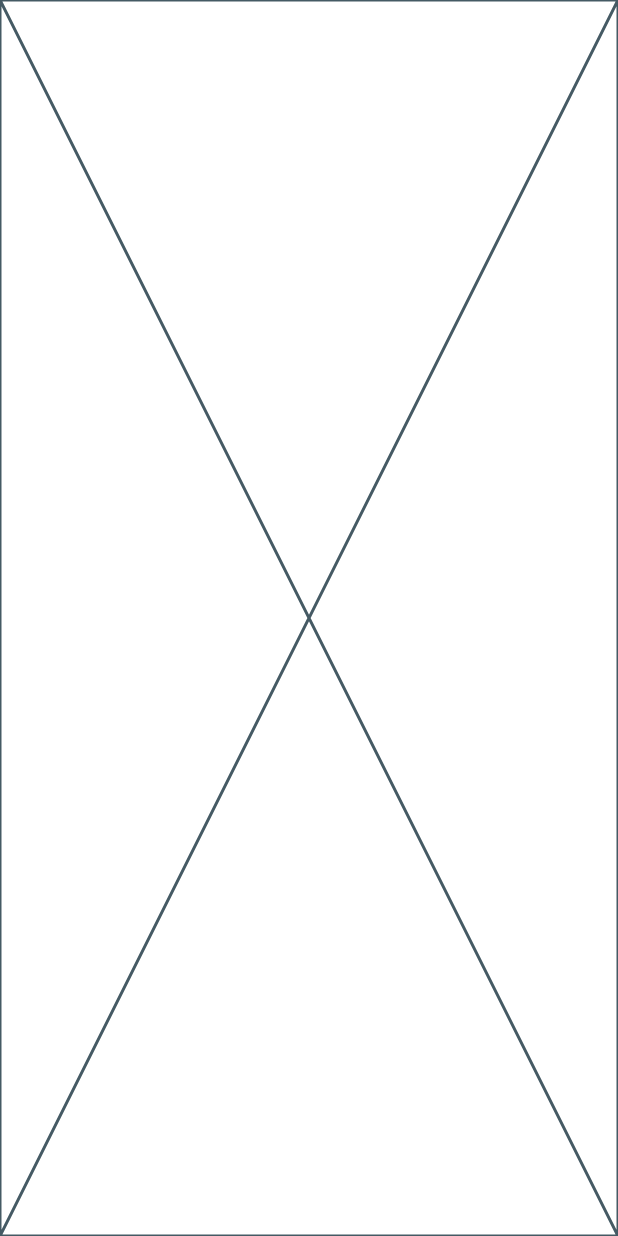
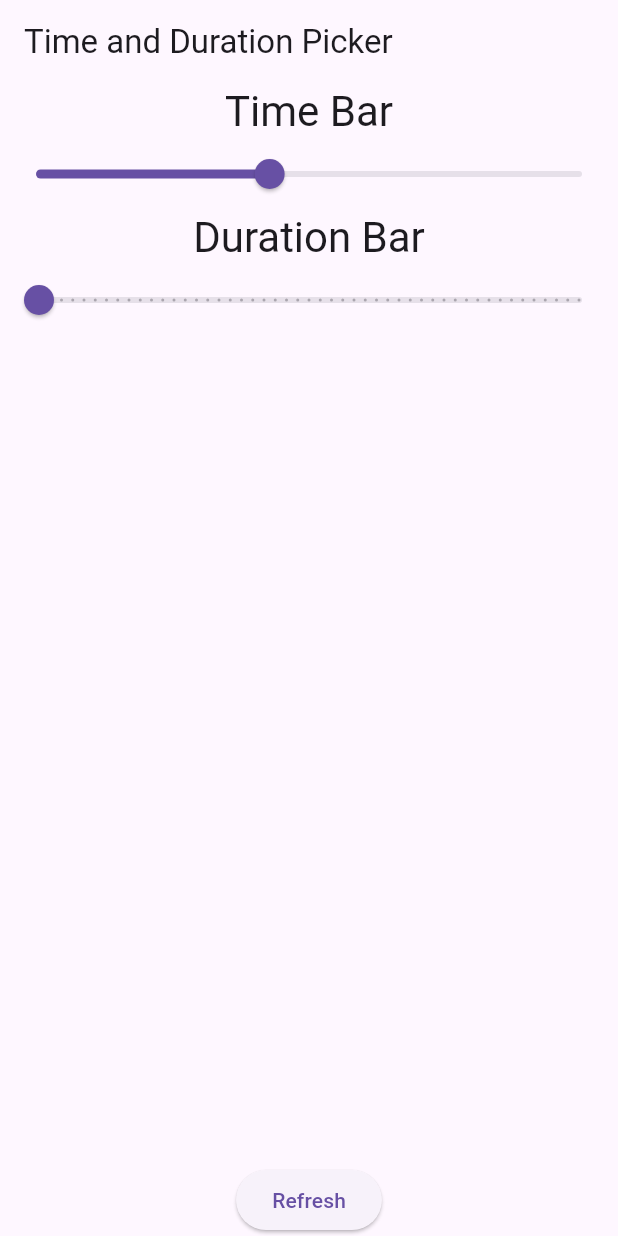
Before and after one commit to jpalmer42/time_duration_picker, a Flutter app: the screen it shows after launch, on a phone screen of 412 x 824 dp. Run offline on Flutter 3.47's test engine with Material 3 defaults, Android fonts, the phone set to English and light mode, and no system bars.

Commit message:
Wow.  Need Styling

```diff
--- a/example/lib/main.dart
+++ b/example/lib/main.dart
@@ -1,4 +1,5 @@
 import 'package:flutter/material.dart';
+import 'package:time_duration_picker/time_duration_picker.dart';
 
 void main() {
   runApp(const MyApp());
@@ -29,8 +30,31 @@ class Example extends StatefulWidget {
 }
 
 class _ExampleState extends State<Example> {
+  Key _refreshKey = UniqueKey();
   @override
   Widget build(BuildContext context) {
-    return const Placeholder();
+    return Scaffold(
+      appBar: AppBar(
+        title: const Text('Time and Duration Picker'),
+      ),
+      body: Container(
+        alignment: Alignment.center,
+        child: Column(
+          children: [
+            TimeDurationPicker(
+              key: _refreshKey, // Cause initState to be called when testing
+              // timeInterval: Duration(minutes: 15),
+            ),
+            const Spacer(),
+            ElevatedButton(
+              onPressed: () => setState(() {
+                _refreshKey = UniqueKey();
+              }),
+              child: const Text('Refresh'),
+            ),
+          ],
+        ),
+      ),
+    );
   }
 }
--- /dev/null
+++ b/lib/helper/time_of_day_ext.dart
@@ -0,0 +1,29 @@
+import 'package:flutter/material.dart';
+
+extension TimeOfDayExtension on TimeOfDay {
+  int compareTo(TimeOfDay other) {
+    final ticksLeft = hour * 60 + minute;
+    final ticksRight = other.hour * 60 + other.minute;
+    return ticksLeft - ticksRight;
+  }
+
+  int get inMinutes => hour * 60 + minute;
+
+  int operator -(Object other) {
+    if (other is TimeOfDay) {
+      return inMinutes - other.inMinutes;
+    } else {
+      throw Exception('Invalid Type');
+    }
+  }
+
+  static TimeOfDay fromMinutes(int minutes) => TimeOfDay(hour: minutes ~/ 60, minute: minutes % 60);
+}
+
+extension DurationExtension on Duration {
+  int get minutes => inMinutes - (inHours * 60);
+
+  String format(BuildContext context) {
+    return '${inHours}h:${minutes}m';
+  }
+}
--- a/lib/time_duration_picker.dart
+++ b/lib/time_duration_picker.dart
@@ -1,6 +1,7 @@
 library time_duration_picker;
 
 import 'package:flutter/material.dart';
+import 'package:time_duration_picker/helper/time_of_day_ext.dart';
 
 class TimeDurationPicker extends StatefulWidget {
   final TimeOfDay? timeInitial;
@@ -11,6 +12,8 @@ class TimeDurationPicker extends StatefulWidget {
   final Duration? durationInterval;
   final List<Duration>? durationRange;
   //
+  final Function(TimeDuration timeDuration)? onChange;
+  //
   const TimeDurationPicker({
     super.key,
     this.timeInitial,
@@ -20,6 +23,8 @@ class TimeDurationPicker extends StatefulWidget {
     this.durationInitial,
     this.durationInterval,
     this.durationRange,
+    //
+    this.onChange,
   });
 
   @override
@@ -34,22 +39,115 @@ class _TimeDurationPickerState extends State<TimeDurationPicker> {
   late final Duration durationInitial;
   late final Duration durationInterval;
   late final List<Duration> durationRange;
+  //
+  late TimeDuration timeDuration;
 
   @override
   void initState() {
+    debugPrint('initState');
+    final now = TimeOfDay.now();
+
+    // Copy widget values.
     timeInterval = widget.timeInterval ?? const Duration(minutes: 15);
-    timeInitial = widget.timeInitial ?? TimeOfDay.now();
-    timeRange = widget.timeRange ?? [const TimeOfDay(hour: 0, minute: 0), const TimeOfDay(hour: 23, minute: 59)];
+    timeInitial = widget.timeInitial ?? TimeOfDay(hour: now.hour, minute: timeInterval.minutes);
+    timeRange = widget.timeRange ?? [const TimeOfDay(hour: 0, minute: 0), const TimeOfDay(hour: 24, minute: 0)];
     //
-    durationInterval = widget.durationInterval ?? const Duration(minutes: 5);
-    durationInitial = widget.durationInitial ?? const Duration(minutes: 5);
+    durationInterval = widget.durationInterval ?? const Duration(minutes: 30);
+    durationInitial = widget.durationInitial ?? Duration(minutes: durationInterval.minutes);
     durationRange = widget.durationRange ?? [Duration.zero, const Duration(hours: 24)];
+
+    // Check values meet conditions
+    assert(timeInterval.inHours <= 4); // Ensure the Interval is <= 4 hours (Seems resonable)
+    assert((timeInterval.inMinutes % 5) == 0); // Interval must be on 5 minute boundaries (Seems resonable)
+    assert(timeInitial.hour >= 0 && timeInitial.hour < 24); // Initial Hour must be within the a 24 hour period
+    assert((timeInitial.minute % timeInterval.inMinutes) == 0); // Ensure the initial minutes is within the interval specified
+    assert(timeRange[0].hour <= timeInitial.hour);
+    assert(timeRange[1].hour >= timeInitial.hour);
+    assert((timeRange[0].minute % timeInterval.minutes) == 0);
+    assert((timeRange[1].minute % timeInterval.minutes) == 0);
     //
+    assert(durationInitial.inHours <= 4); // Ensure the Interval is <= 4 hours (Seems resonable)
+    assert((durationInitial.inMinutes % 5) == 0); // Interval must be on 5 minute boundaries (Seems resonable)
+    assert(durationInitial.inHours < 24); // Duration can't be more than a 24 hour period.
+    assert((durationInitial.inMinutes % 5) == 0); // Interval must be on 5 minute boundaries
+    assert(durationRange[0].inHours <= durationInitial.inHours);
+    assert(durationRange[1].inHours >= durationInitial.inHours);
+    assert((durationRange[0].minutes % durationInitial.minutes) == 0);
+    assert((durationRange[1].minutes % durationInitial.minutes) == 0);
+
+    // Calc Time Bar
+    timeGraduations = (timeRange[1].inMinutes - timeRange[0].inMinutes) / timeInterval.inMinutes;
+    hourValue = timeInitial.inMinutes / timeInterval.inMinutes;
+    durationGraduations = (durationRange[1].inMinutes - durationRange[0].inMinutes) / durationInitial.inMinutes;
+    //
+    calculate();
     super.initState();
   }
 
+  double timeGraduations = 0;
+  double hourValue = 0;
+
+  double durationGraduations = 0;
+  double durationValue = 0;
+
   @override
   Widget build(BuildContext context) {
-    return const Placeholder();
+    return Column(
+      children: [
+        Text('Time Bar', style: Theme.of(context).textTheme.headlineMedium),
+        Slider(
+          label: timeDuration.timeOfDay.format(context),
+          divisions: timeGraduations.toInt(),
+          min: 0,
+          max: timeGraduations,
+          value: hourValue,
+          activeColor: Theme.of(context).sliderTheme.inactiveTrackColor,
+          thumbColor: Theme.of(context).sliderTheme.activeTrackColor,
+          onChanged: (double value) {
+            setState(() {
+              hourValue = value;
+            });
+            calculate();
+            if (widget.onChange != null) {
+              widget.onChange!(timeDuration);
+            }
+          },
+        ),
+        Text('Duration Bar', style: Theme.of(context).textTheme.headlineMedium),
+        Slider(
+          label: timeDuration.duration.format(context),
+          divisions: durationGraduations.toInt(),
+          min: 0,
+          max: durationGraduations,
+          value: durationValue,
+          onChanged: (double value) {
+            setState(() {
+              durationValue = value;
+            });
+            calculate();
+            if (widget.onChange != null) {
+              widget.onChange!(timeDuration);
+            }
+          },
+        ),
+      ],
+    );
+  }
+
+  void calculate() {
+    final timeMinutes = timeRange[0].inMinutes + timeInterval.minutes * hourValue.toInt();
+    TimeOfDay timeOfDay = TimeOfDayExtension.fromMinutes(timeMinutes);
+    final durationMinutes = durationRange[0].inMinutes + durationInitial.minutes * durationValue.toInt();
+    Duration duration = Duration(minutes: durationMinutes);
+    timeDuration = TimeDuration(timeOfDay, duration);
   }
 }
+
+class TimeDuration {
+  late final TimeOfDay timeOfDay;
+  late final Duration duration;
+  TimeDuration(
+    this.timeOfDay,
+    this.duration,
+  );
+}
```
Also changed, not shown: example/pubspec.yaml (+4 -54 lines), example/pubspec.lock.
